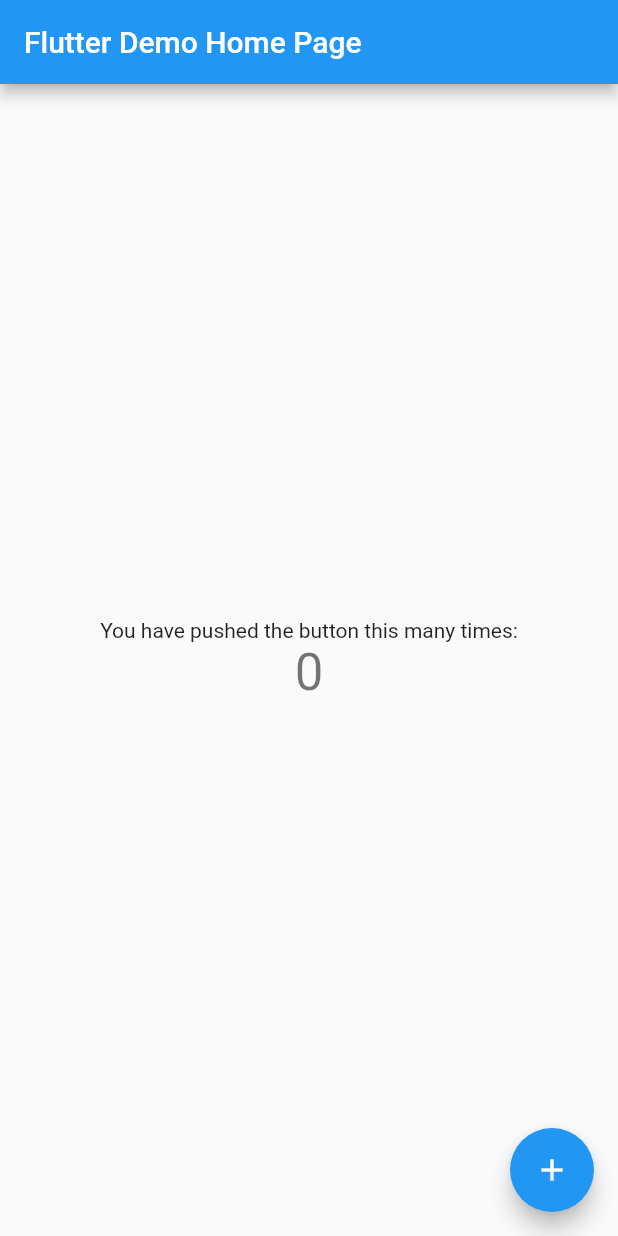
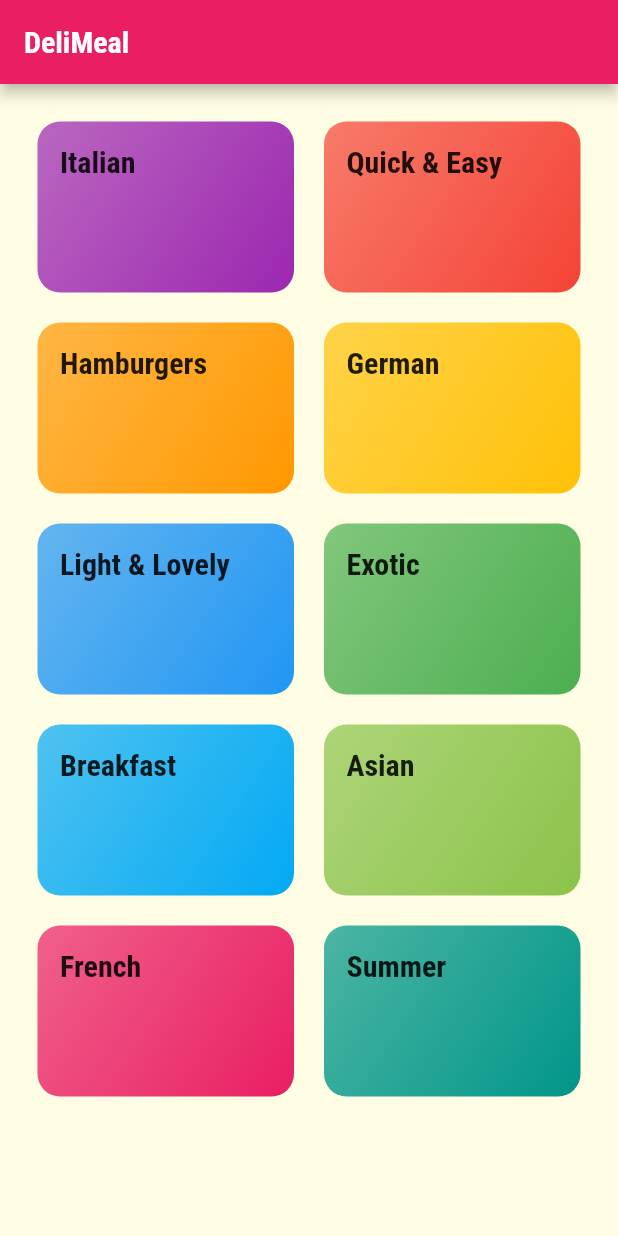
Before and after one commit to emjeydev/navigation_and_screens, a Flutter app: the screen it shows after launch, on a phone screen of 412 x 824 dp. Run offline on Flutter 3.47's test engine with Material 2 defaults, Android fonts, the phone set to English and light mode, and no system bars.

Commit message:
module 7 - 7.10

```diff
--- /dev/null
+++ b/lib/categories_screen.dart
@@ -0,0 +1,30 @@
+import 'package:flutter/material.dart';
+
+import './dummy_data.dart';
+import './category_item.dart';
+
+class CategoriesScreen extends StatelessWidget {
+  const CategoriesScreen({super.key});
+
+  @override
+  Widget build(BuildContext context) {
+    return Scaffold(
+      appBar: AppBar(
+        title: const Text("DeliMeal"),
+      ),
+      body: GridView(
+        padding: const EdgeInsets.all(25),
+        children: DUMMY_CATEGORIES
+            .map((catData) =>
+                CategoryItem(catData.id, catData.title, catData.color))
+            .toList(),
+        gridDelegate: SliverGridDelegateWithMaxCrossAxisExtent(
+          maxCrossAxisExtent: 200,
+          childAspectRatio: 3 / 2,
+          crossAxisSpacing: 20,
+          mainAxisSpacing: 20,
+        ),
+      ),
+    );
+  }
+}
--- /dev/null
+++ b/lib/category_item.dart
@@ -0,0 +1,45 @@
+import 'package:flutter/material.dart';
+
+import './category_meals_screen.dart';
+
+class CategoryItem extends StatelessWidget {
+  final String id;
+  final String title;
+  final Color color;
+
+  const CategoryItem(this.id, this.title, this.color, {super.key});
+
+  void selectCategories(BuildContext ctx) {
+    Navigator.of(ctx).pushNamed(CategoryMealsScreen.routeName, arguments: {
+      "id": id,
+      "title": title,
+    });
+  }
+
+  @override
+  Widget build(BuildContext context) {
+    return InkWell(
+      onTap: () => selectCategories(context),
+      splashColor: Theme.of(context).primaryColor,
+      borderRadius: BorderRadius.circular(15),
+      child: Container(
+        padding: const EdgeInsets.all(15),
+        child: Text(
+          title,
+          style: Theme.of(context).textTheme.titleLarge,
+        ),
+        decoration: BoxDecoration(
+          gradient: LinearGradient(
+            colors: [
+              color.withOpacity(0.7),
+              color,
+            ],
+            begin: Alignment.topLeft,
+            end: Alignment.bottomRight,
+          ),
+          borderRadius: BorderRadius.circular(15),
+        ),
+      ),
+    );
+  }
+}
--- /dev/null
+++ b/lib/category_meals_screen.dart
@@ -0,0 +1,25 @@
+import 'package:flutter/material.dart';
+
+class CategoryMealsScreen extends StatelessWidget {
+  static const routeName = '/category-meals';
+  // final String categoryId;
+  // final String categoryTitle;
+
+  // const CategoryMealsScreen(this.categoryId, this.categoryTitle, {super.key});
+
+  @override
+  Widget build(BuildContext context) {
+    final routArg =
+        ModalRoute.of(context)?.settings.arguments as Map<String, String>;
+    final categoryTitle = routArg['title'];
+    final categoryId = routArg['id'];
+    return Scaffold(
+      appBar: AppBar(
+        title: Text(categoryTitle!),
+      ),
+      body: Center(
+        child: Text("Recepies are here!"),
+      ),
+    );
+  }
+}
--- /dev/null
+++ b/lib/dummy_data.dart
@@ -0,0 +1,56 @@
+import 'package:flutter/material.dart';
+
+import './models/category.dart';
+
+const DUMMY_CATEGORIES = const [
+  Category(
+    id: 'c1',
+    title: 'Italian',
+    color: Colors.purple,
+  ),
+  Category(
+    id: 'c2',
+    title: 'Quick & Easy',
+    color: Colors.red,
+  ),
+  Category(
+    id: 'c3',
+    title: 'Hamburgers',
+    color: Colors.orange,
+  ),
+  Category(
+    id: 'c4',
+    title: 'German',
+    color: Colors.amber,
+  ),
+  Category(
+    id: 'c5',
+    title: 'Light & Lovely',
+    color: Colors.blue,
+  ),
+  Category(
+    id: 'c6',
+    title: 'Exotic',
+    color: Colors.green,
+  ),
+  Category(
+    id: 'c7',
+    title: 'Breakfast',
+    color: Colors.lightBlue,
+  ),
+  Category(
+    id: 'c8',
+    title: 'Asian',
+    color: Colors.lightGreen,
+  ),
+  Category(
+    id: 'c9',
+    title: 'French',
+    color: Colors.pink,
+  ),
+  Category(
+    id: 'c10',
+    title: 'Summer',
+    color: Colors.teal,
+  ),
+];
--- a/lib/main.dart
+++ b/lib/main.dart
@@ -1,4 +1,7 @@
 import 'package:flutter/material.dart';
+
+import './category_meals_screen.dart';
+import './categories_screen.dart';
 
 void main() {
   runApp(const MyApp());
@@ -7,109 +10,34 @@
 class MyApp extends StatelessWidget {
   const MyApp({super.key});
 
-  // This widget is the root of your application.
   @override
   Widget build(BuildContext context) {
     return MaterialApp(
-      title: 'Flutter Demo',
+      title: 'DeliMeals',
       theme: ThemeData(
-        // This is the theme of your application.
-        //
-        // Try running your application with "flutter run". You'll see the
-        // application has a blue toolbar. Then, without quitting the app, try
-        // changing the primarySwatch below to Colors.green and then invoke
-        // "hot reload" (press "r" in the console where you ran "flutter run",
-        // or simply save your changes to "hot reload" in a Flutter IDE).
-        // Notice that the counter didn't reset back to zero; the application
-        // is not restarted.
-        primarySwatch: Colors.blue,
+        primarySwatch: Colors.pink,
+        accentColor: Colors.amber,
+        canvasColor: Color.fromRGBO(255, 254, 229, 1),
+        fontFamily: 'Raleway',
+        textTheme: ThemeData.light().textTheme.copyWith(
+              bodyLarge: const TextStyle(
+                color: Color.fromRGBO(20, 51, 51, 1),
+              ),
+              bodyMedium: const TextStyle(
+                color: Color.fromRGBO(20, 51, 51, 1),
+              ),
+              titleLarge: const TextStyle(
+                fontSize: 20,
+                fontFamily: 'RobotoCondensed',
+                fontWeight: FontWeight.bold,
+              ),
+            ),
       ),
-      home: const MyHomePage(title: 'Flutter Demo Home Page'),
+      // home: CategoriesScreen(),
+      routes: {
+        '/': (ctx) => CategoriesScreen(),
+        CategoryMealsScreen.routeName: (ctx) => CategoryMealsScreen(),
+      },
     );
   }
 }
-
-class MyHomePage extends StatefulWidget {
-  const MyHomePage({super.key, required this.title});
-
-  // This widget is the home page of your application. It is stateful, meaning
-  // that it has a State object (defined below) that contains fields that affect
-  // how it looks.
-
-  // This class is the configuration for the state. It holds the values (in this
-  // case the title) provided by the parent (in this case the App widget) and
-  // used by the build method of the State. Fields in a Widget subclass are
-  // always marked "final".
-
-  final String title;
-
-  @override
-  State<MyHomePage> createState() => _MyHomePageState();
-}
-
-class _MyHomePageState extends State<MyHomePage> {
-  int _counter = 0;
-
-  void _incrementCounter() {
-    setState(() {
-      // This call to setState tells the Flutter framework that something has
-      // changed in this State, which causes it to rerun the build method below
-      // so that the display can reflect the updated values. If we changed
-      // _counter without calling setState(), then the build method would not be
-      // called again, and so nothing would appear to happen.
-      _counter++;
-    });
-  }
-
-  @override
-  Widget build(BuildContext context) {
-    // This method is rerun every time setState is called, for instance as done
-    // by the _incrementCounter method above.
-    //
-    // The Flutter framework has been optimized to make rerunning build methods
-    // fast, so that you can just rebuild anything that needs updating rather
-    // than having to individually change instances of widgets.
-    return Scaffold(
-      appBar: AppBar(
-        // Here we take the value from the MyHomePage object that was created by
-        // the App.build method, and use it to set our appbar title.
-        title: Text(widget.title),
-      ),
-      body: Center(
-        // Center is a layout widget. It takes a single child and positions it
-        // in the middle of the parent.
-        child: Column(
-          // Column is also a layout widget. It takes a list of children and
-          // arranges them vertically. By default, it sizes itself to fit its
-          // children horizontally, and tries to be as tall as its parent.
-          //
-          // Invoke "debug painting" (press "p" in the console, choose the
-          // "Toggle Debug Paint" action from the Flutter Inspector in Android
-          // Studio, or the "Toggle Debug Paint" command in Visual Studio Code)
-          // to see the wireframe for each widget.
-          //
-          // Column has various properties to control how it sizes itself and
-          // how it positions its children. Here we use mainAxisAlignment to
-          // center the children vertically; the main axis here is the vertical
-          // axis because Columns are vertical (the cross axis would be
-          // horizontal).
-          mainAxisAlignment: MainAxisAlignment.center,
-          children: <Widget>[
-            const Text(
-              'You have pushed the button this many times:',
-            ),
-            Text(
-              '$_counter',
-              style: Theme.of(context).textTheme.headline4,
-            ),
-          ],
-        ),
-      ),
-      floatingActionButton: FloatingActionButton(
-        onPressed: _incrementCounter,
-        tooltip: 'Increment',
-        child: const Icon(Icons.add),
-      ), // This trailing comma makes auto-formatting nicer for build methods.
-    );
-  }
-}
--- /dev/null
+++ b/lib/models/category.dart
@@ -0,0 +1,13 @@
+import 'package:flutter/material.dart';
+
+class Category {
+  final String id;
+  final String title;
+  final Color color;
+
+  const Category({
+    required this.id,
+    required this.title,
+    this.color = Colors.orange,
+  });
+}
```
Also changed, not shown: pubspec.yaml (+17 -6 lines), assets/fonts/Raleway-Black.ttf (added), assets/fonts/Raleway-Bold.ttf (added), assets/fonts/Raleway-Regular.ttf (added), assets/fonts/RobotoCondensed-Bold.ttf (added), assets/fonts/RobotoCondensed-Italic.ttf (added), assets/fonts/RobotoCondensed-Light.ttf (added), assets/fonts/RobotoCondensed-Regular.ttf (added).
